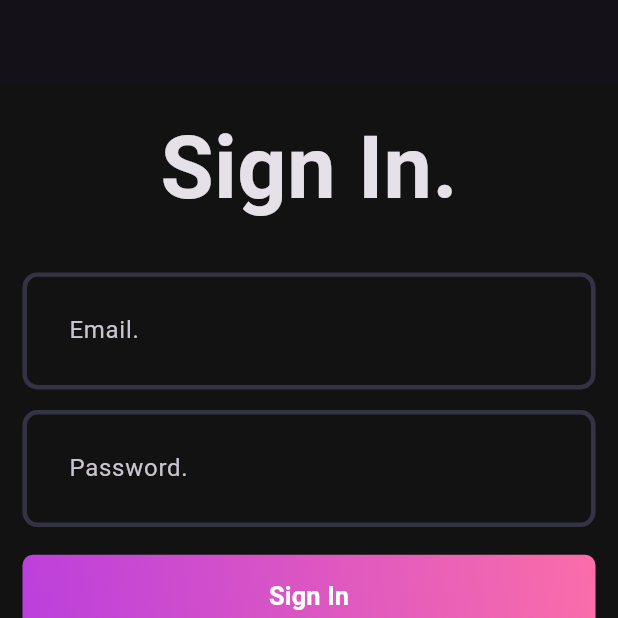
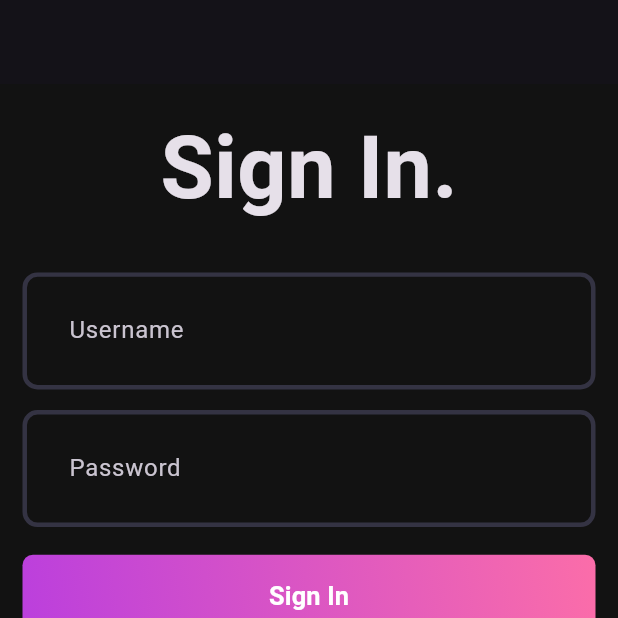
Before and after one commit to yannkagou/music_app_flutter, a Flutter app: the screen it shows after launch, on a phone screen of 412 x 824 dp, the top half of it. Run offline on Flutter 3.47's test engine with Material 3 defaults, Android fonts, the phone set to English and light mode, and no system bars; our stand-ins replace connectivity_plus, dio, flutter_bloc, flutter_screenutil, get, google_fonts and 1 more; Roboto replaces fonts that are missing (Overpass).

Commit message:
fix: fixing the LoginPage

```diff
--- a/lib/core/constants/constants.dart
+++ b/lib/core/constants/constants.dart
@@ -1,11 +1,14 @@
 // ignore_for_file: constant_identifier_names
+
+import 'dart:io';
 
 class Texts {
   static const String SIGNUP_TITLE = "Sign Up.";
   static const String SIGNIN_TITLE = "Sign In.";
-  static const String NAME = "Name.";
-  static const String EMAIL = "Email.";
-  static const String PASSWORD = "Password.";
+  static const String NAME = "Name";
+  static const String EMAIL = "Email";
+  static const String USERNAME = "Username";
+  static const String PASSWORD = "Password";
   static const String SIGNUP = "Sign Up";
   static const String SIGNIN = "Sign In";
   static const String ALREADY_ACCOUNT = "Already have an account? ";
@@ -18,5 +21,7 @@ class Texts {
 }
 
 class URLS {
-  static String? insData = "http://127.0.0.1:8000";
+  static String? auth = Platform.isAndroid
+      ? "http://10.0.2.2:8000/auth"
+      : "http://127.0.0.1:8000/auth";
 }
--- a/lib/core/local_storage/sharedPref.dart
+++ b/lib/core/local_storage/sharedPref.dart
@@ -20,7 +20,7 @@ class SharedPreferencesServices {
   }
 
   setAccessToken(String accessToken) {
-    _prefs.setString("accessToken", accessToken);
+    _prefs.setString('accessToken', accessToken);
   }
 
   String? getAccessTokenFromSharedPref() {
@@ -31,7 +31,7 @@ class SharedPreferencesServices {
   }
 
   setUserInSharedPref(User user) {
-    _prefs.setString("user", json.encode(user.toMap()));
+    _prefs.setString('user', json.encode(user.toMap()));
   }
 
   User? getUserFromSharedPref() {
--- a/lib/features/auth/models/AccessToken.dart
+++ b/lib/features/auth/models/AccessToken.dart
@@ -1,9 +1,9 @@
 import 'dart:convert';
 
-AccessToken loginResponseFromJson(String str) =>
+AccessToken accessTokenFromJson(String str) =>
     AccessToken.fromJson(json.decode(str));
 
-String loginResponseToJson(AccessToken data) => json.encode(data.toJson());
+String accessTokenToJson(AccessToken data) => json.encode(data.toJson());
 
 class AccessToken {
   final String authToken;
--- a/lib/features/auth/models/LoginResponse.dart
+++ b/lib/features/auth/models/LoginResponse.dart
@@ -35,24 +35,24 @@ class LoginResponse {
 
 class Data {
   String id;
-  String email;
+  String username;
   String? password;
 
   Data({
     required this.id,
-    required this.email,
+    required this.username,
     this.password,
   });
 
   factory Data.fromJson(Map<String, dynamic> json) => Data(
         id: json["id"],
-        email: json["email"],
+        username: json["username"],
         password: json["password"],
       );
 
   Map<String, dynamic> toJson() => {
         "id": id,
-        "email": email,
+        "username": username,
         "password": password,
       };
 }
--- a/lib/features/auth/models/userModel.dart
+++ b/lib/features/auth/models/userModel.dart
@@ -22,11 +22,11 @@ class User {
   String toJson() => json.encode(toMap());
 
   factory User.fromMap(Map<String, dynamic> json) => User(
-        firstName: json["first_name"],
-        lastName: json["last_name"],
-        email: json["email"],
-        id: json["id"],
-        username: json["username"],
+        firstName: json["first_name"] ?? '',
+        lastName: json["last_name"] ?? '',
+        email: json["email"] ?? '',
+        id: json["id"] ?? '',
+        username: json["username"] ?? '',
       );
 
   Map<String, dynamic> toMap() => {
--- a/lib/features/auth/repositories/authRemoteDataSource.dart
+++ b/lib/features/auth/repositories/authRemoteDataSource.dart
@@ -2,9 +2,9 @@ import 'package:client/features/auth/utils/api.dart';
 
 class AuthRemoteDataSource {
   Future<dynamic> login(
-      {required String email, required String password}) async {
+      {required String username, required String password}) async {
     try {
-      Map<String, dynamic> body = {"email": email, "password": password};
+      Map<String, dynamic> body = {"username": username, "password": password};
       Map<String, dynamic> result = {};
       result = await Api.post(body: body, endpoint: Api.login);
       return result;
@@ -15,10 +15,8 @@ class AuthRemoteDataSource {
 
   Future<dynamic> getUser({String? accessToken}) async {
     try {
-      Map<String, dynamic> body = {};
       Map<String, dynamic> result = {};
-      result = await Api.authenticatedPost(
-          body: body, endpoint: Api.getUser, accessToken: accessToken);
+      result = await Api.getMe(endpoint: Api.getUser, accessToken: accessToken);
       return result;
     } catch (e) {
       throw ApiMessageAndCodeException(errorMessage: e.toString());
--- a/lib/features/auth/repositories/authRepository.dart
+++ b/lib/features/auth/repositories/authRepository.dart
@@ -12,9 +12,9 @@ class AuthRepository {
   AuthRepository._internal();
 
   Future<dynamic> login(
-      {required String email, required String password}) async {
-    final result =
-        await _authRemoteDataSource.login(email: email, password: password);
+      {required String username, required String password}) async {
+    final result = await _authRemoteDataSource.login(
+        username: username, password: password);
     return result;
   }
 
--- a/lib/features/auth/views/pages/loginPage.dart
+++ b/lib/features/auth/views/pages/loginPage.dart
@@ -8,6 +8,7 @@ import 'package:client/core/ui_service/ui.dart';
 import 'package:client/features/auth/cubits/authCubit.dart';
 import 'package:client/features/auth/utils/errorMesageKeys.dart';
 import 'package:client/features/auth/utils/internetConnectivity.dart';
+import 'package:client/features/auth/views/pages/signupPage.dart';
 import 'package:client/features/auth/views/widgets/auth_gradient_button.dart';
 import 'package:client/features/auth/views/widgets/custom_field.dart';
 import 'package:flutter/material.dart';
@@ -23,7 +24,7 @@ class LoginPage extends StatefulWidget {
 
 class _LoginPageState extends State<LoginPage> {
   final formKey = GlobalKey<FormState>();
-  final emailController = TextEditingController();
+  final usernameController = TextEditingController();
   final passwordController = TextEditingController();
 
   SharedPreferencesServices service = SharedPreferencesServices();
@@ -37,7 +38,7 @@ class _LoginPageState extends State<LoginPage> {
   @override
   void dispose() {
     // TODO: implement dispose
-    emailController.dispose();
+    usernameController.dispose();
     passwordController.dispose();
     super.dispose();
     formKey.currentState!.validate();
@@ -72,8 +73,8 @@ class _LoginPageState extends State<LoginPage> {
                       height: 30.h,
                     ),
                     CustomField(
-                      hintext: Texts.EMAIL,
-                      controller: emailController,
+                      hintext: Texts.USERNAME,
+                      controller: usernameController,
                     ),
                     SizedBox(
                       height: 15.h,
@@ -90,7 +91,14 @@ class _LoginPageState extends State<LoginPage> {
                     SizedBox(
                       height: 15.h,
                     ),
-                    RichText(
+                    GestureDetector(
+                      onTap: () {
+                        Navigator.push(
+                            context,
+                            MaterialPageRoute(
+                                builder: (context) => const SignupPage()));
+                      },
+                      child: RichText(
                         text: TextSpan(
                             text: Texts.NO_ACCOUNT,
                             style: Theme.of(context).textTheme.titleMedium,
@@ -101,6 +109,7 @@ class _LoginPageState extends State<LoginPage> {
                                       color: Kcolors.gradient2,
                                       fontWeight: FontWeight.bold))
                             ]),
+                      ),
                     ),
                     if (state is AuthFetchInProgress)
                       showCircularProgress(true),
@@ -118,16 +127,17 @@ class _LoginPageState extends State<LoginPage> {
     FocusScope.of(context).unfocus();
     String? accessToken = service.getAccessTokenFromSharedPref();
     if (FormValidator.isEmptyFields(
-        [emailController.text, passwordController.text])) {
+        [usernameController.text, passwordController.text])) {
       return;
     }
 
     if (await InternetConnectivity.isNetworkAvailable()) {
-      context.read<AuthCubit>().userLogin(
-          email: emailController.text, password: passwordController.text);
-      context.read<AuthCubit>().getUser(accessToken: accessToken);
+      await context.read<AuthCubit>().userLogin(
+            username: usernameController.text,
+            password: passwordController.text,
+          );
+      await context.read<AuthCubit>().getUser(accessToken: accessToken);
     } else {
-      // showCustomSnackBar(Texts.ERROR, ErrorMessageKeys.noInternet);
       const SnackBar(content: Text("Error"));
     }
   }
--- a/lib/main.dart
+++ b/lib/main.dart
@@ -6,6 +6,7 @@ import 'package:client/features/auth/views/pages/loginPage.dart';
 import 'package:flutter/material.dart';
 import 'package:flutter_bloc/flutter_bloc.dart';
 import 'package:flutter_screenutil/flutter_screenutil.dart';
+import 'package:get/get.dart';
 
 void main() async {
   WidgetsFlutterBinding.ensureInitialized();
@@ -27,7 +28,7 @@ class MyApp extends StatelessWidget {
                   create: (context) =>
                       AuthCubit(AuthRepository(), SharedPreferencesServices())),
             ],
-            child: MaterialApp(
+            child: GetMaterialApp(
               title: 'Flutter Demo',
               theme: AppTheme.darkThemeMode,
               home: const LoginPage(),
```
Also changed, not shown: lib/features/auth/cubits/authCubit.dart (+24 -16 lines), lib/features/auth/utils/api.dart (+11 -12 lines), lib/features/auth/views/pages/signupPage.dart (+10 -1 lines). Lines whose indentation alone changed are shown as unchanged.
